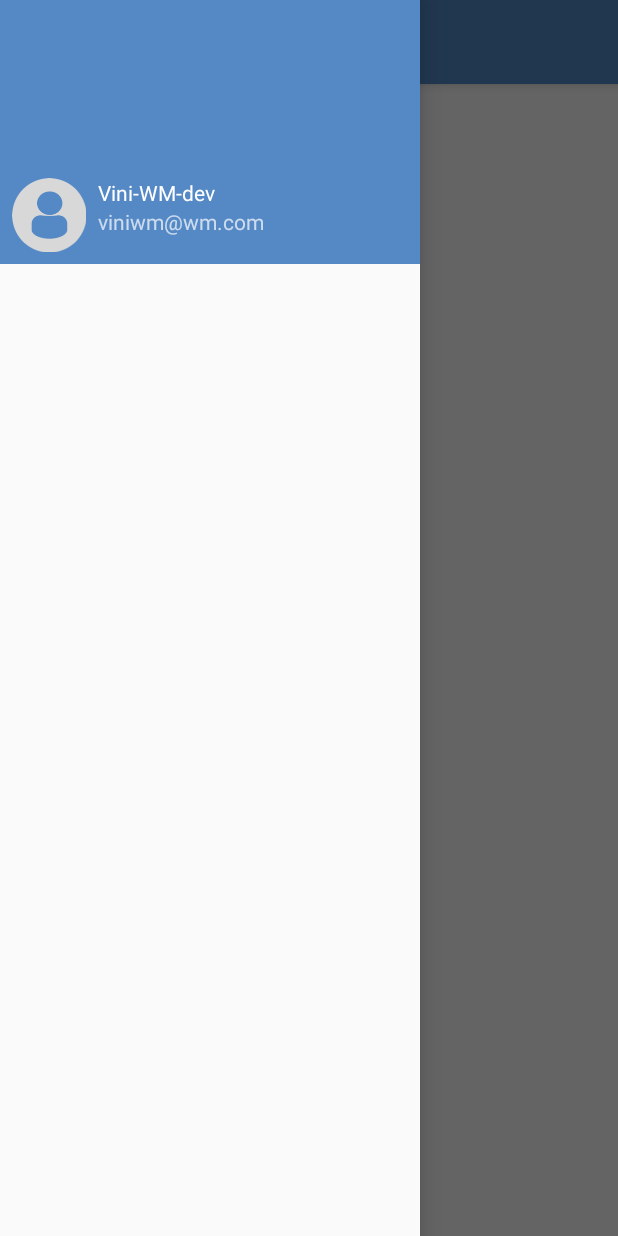
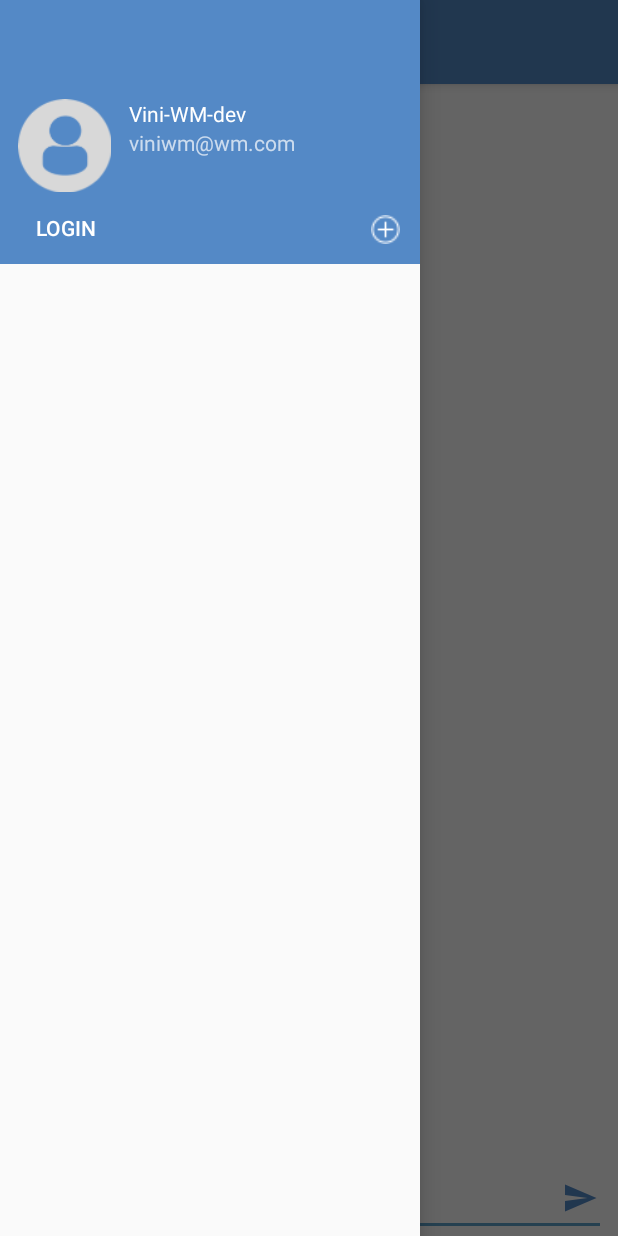
Before and after one commit to vinipachecov/kotlin-beginner-To-Advanced, an Android app: the screen it shows after launch (MainActivity), with the side drawer open, on a phone screen of 412 x 824 dp. Run offline under Robolectric (Android 15) with nearby library versions, the phone set to English and light mode, and no system bars.

Commit message:
smack main screen layout and nav header styling

```diff
--- a/Smack/app/src/main/java/com/vinicius/smack/MainActivity.kt
+++ b/Smack/app/src/main/java/com/vinicius/smack/MainActivity.kt
@@ -8,6 +8,7 @@ import android.support.v7.app.ActionBarDrawerToggle
 import android.support.v7.app.AppCompatActivity
 import android.view.Menu
 import android.view.MenuItem
+import android.view.View
 import kotlinx.android.synthetic.main.activity_main.*
 import kotlinx.android.synthetic.main.app_bar_main.*
 
@@ -34,4 +35,16 @@ class MainActivity : AppCompatActivity() {
         }
     }
 
+    fun loginButtonNavClicked(view: View) {
+
+    }
+
+    fun addChannelClicked(view: View) {
+
+    }
+
+    fun sendMsgBtnClicked(view: View) {
+
+    }
+
 }
--- a/Smack/app/src/main/res/layout/content_main.xml
+++ b/Smack/app/src/main/res/layout/content_main.xml
@@ -9,12 +9,48 @@
     tools:showIn="@layout/app_bar_main">
 
     <TextView
+        android:id="@+id/mainChannelName"
         android:layout_width="wrap_content"
         android:layout_height="wrap_content"
-        android:text="Hello World!"
-        app:layout_constraintBottom_toBottomOf="parent"
+        android:text="Please Log In"
         app:layout_constraintLeft_toLeftOf="parent"
         app:layout_constraintRight_toRightOf="parent"
         app:layout_constraintTop_toTopOf="parent" />
 
+    <EditText
+        android:id="@+id/messageTextField"
+        android:layout_width="0dp"
+        android:layout_height="wrap_content"
+        android:layout_marginEnd="8dp"
+        android:layout_marginStart="8dp"
+        android:ems="10"
+        android:hint="Message:"
+        android:inputType="textMultiLine"
+        app:layout_constraintBottom_toBottomOf="parent"
+        app:layout_constraintEnd_toEndOf="parent"
+        app:layout_constraintStart_toStartOf="parent" />
+
+    <ImageButton
+        android:id="@+id/sendMessageButton"
+        android:layout_width="35dp"
+        android:layout_height="35dp"
+        android:layout_marginBottom="8dp"
+        android:layout_marginEnd="8dp"
+        android:background="@android:color/transparent"
+        android:onClick="sendMsgBtnClicked"
+        android:tint="@color/colorPrimary"
+        app:layout_constraintBottom_toBottomOf="parent"
+        app:layout_constraintEnd_toEndOf="parent"
+        app:srcCompat="@drawable/ic_menu_send" />
+
+    <android.support.v7.widget.RecyclerView
+        android:id="@+id/messageListView"
+        android:layout_width="0dp"
+        android:layout_height="0dp"
+        app:layout_constraintBottom_toTopOf="@+id/messageTextField"
+        app:layout_constraintEnd_toEndOf="parent"
+        app:layout_constraintStart_toStartOf="parent"
+        app:layout_constraintTop_toBottomOf="@+id/mainChannelName"
+        app:layout_constraintVertical_bias="1.0" />
+
 </android.support.constraint.ConstraintLayout>
--- a/Smack/app/src/main/res/layout/nav_header_main.xml
+++ b/Smack/app/src/main/res/layout/nav_header_main.xml
@@ -11,33 +11,60 @@
     tools:layout_editor_absoluteY="81dp">
 
     <ImageView
-        android:id="@+id/imageView"
-        android:layout_width="wrap_content"
-        android:layout_height="wrap_content"
+        android:id="@+id/userImageNavHeader"
+        android:layout_width="70dp"
+        android:layout_height="70dp"
         android:layout_marginBottom="8dp"
         android:layout_marginStart="8dp"
         android:paddingTop="@dimen/nav_header_vertical_spacing"
-        app:layout_constraintBottom_toBottomOf="parent"
+        app:layout_constraintBottom_toTopOf="@+id/loginButtonNavHeader"
         app:layout_constraintStart_toStartOf="parent"
         app:srcCompat="@drawable/profiledefault" />
 
     <TextView
-        android:id="@+id/textView2"
+        android:id="@+id/usernameNavHeader"
         android:layout_width="352dp"
         android:layout_height="wrap_content"
         android:layout_marginStart="8dp"
         android:paddingTop="@dimen/nav_header_vertical_spacing"
         android:text="Vini-WM-dev"
         android:textAppearance="@style/TextAppearance.AppCompat.Body1"
-        app:layout_constraintStart_toEndOf="@+id/imageView"
-        app:layout_constraintTop_toTopOf="@+id/imageView" />
+        app:layout_constraintStart_toEndOf="@+id/userImageNavHeader"
+        app:layout_constraintTop_toTopOf="@+id/userImageNavHeader" />
 
     <TextView
-        android:id="@+id/textView"
+        android:id="@+id/userEmailNavHeader"
         android:layout_width="wrap_content"
         android:layout_height="wrap_content"
         android:text="viniwm@wm.com"
-        app:layout_constraintStart_toStartOf="@+id/textView2"
-        app:layout_constraintTop_toBottomOf="@+id/textView2" />
+        app:layout_constraintStart_toStartOf="@+id/usernameNavHeader"
+        app:layout_constraintTop_toBottomOf="@+id/usernameNavHeader" />
+
+    <Button
+        android:id="@+id/loginButtonNavHeader"
+        android:layout_width="wrap_content"
+        android:layout_height="32dp"
+        android:layout_marginBottom="8dp"
+        android:layout_marginStart="24dp"
+        android:background="@android:color/transparent"
+        android:onClick="loginButtonNavClicked"
+        android:text="Login"
+        android:textAlignment="viewStart"
+        app:layout_constraintBottom_toBottomOf="parent"
+        app:layout_constraintStart_toStartOf="parent" />
+
+    <ImageButton
+        android:id="@+id/addChannelButton"
+        android:layout_width="30dp"
+        android:layout_height="30dp"
+        android:layout_marginBottom="8dp"
+        android:layout_marginEnd="8dp"
+        android:background="@android:color/transparent"
+        android:onClick="addChannelClicked"
+        android:padding="5dp"
+        android:scaleType="fitXY"
+        app:layout_constraintBottom_toBottomOf="parent"
+        app:layout_constraintEnd_toEndOf="parent"
+        app:srcCompat="@drawable/addchannelbutton" />
 
 </android.support.constraint.ConstraintLayout>
--- a/Smack/app/src/main/res/values/colors.xml
+++ b/Smack/app/src/main/res/values/colors.xml
@@ -1,6 +1,6 @@
 <?xml version="1.0" encoding="utf-8"?>
 <resources>
-    <color name="colorPrimary">#5489C6</color>
+    <color name="colorPrimary">#5489c6</color>
     <color name="colorPrimaryDark">#5489C6</color>
     <color name="colorAccent">#5EA0C9</color>
 </resources>
```
